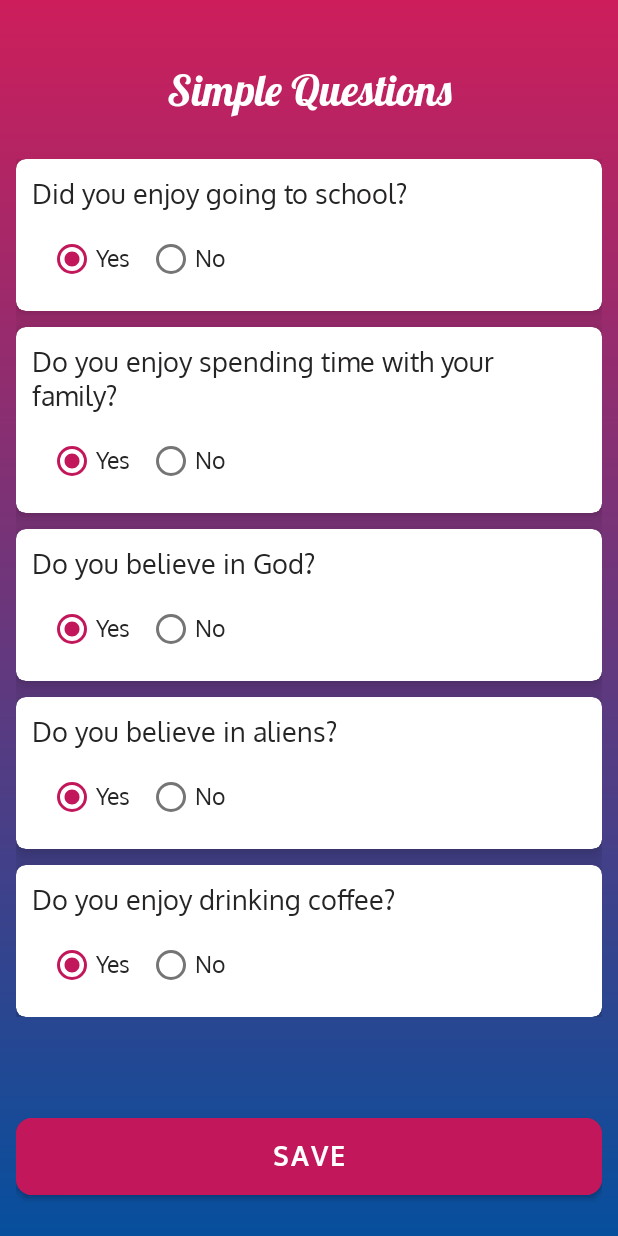
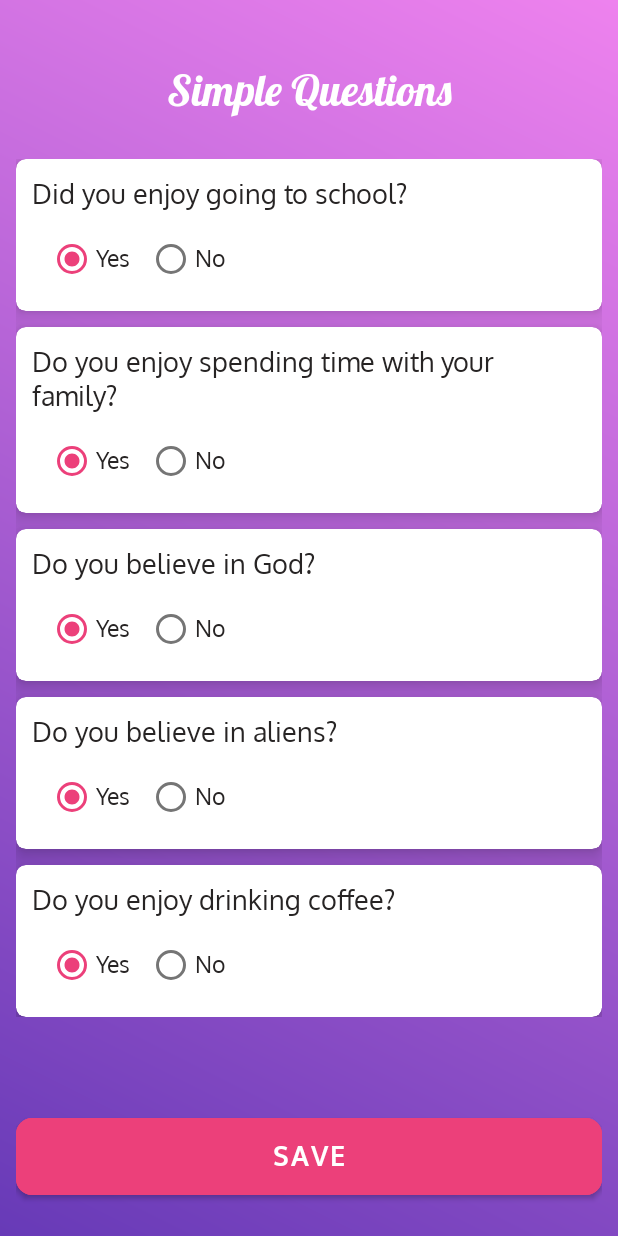
Before and after one commit to Arunabha123/simple_questions, an Android app: the screen it shows after launch (MainActivity), on a phone screen of 412 x 824 dp. Run offline under Robolectric (Android 15) with nearby library versions, the phone set to English and light mode, and no system bars; our stand-ins replace Room's generated code, data binding, sdp/ssp sizes.

Commit message:
gradient updated.

```diff
--- a/app/src/main/res/drawable/bg.xml
+++ b/app/src/main/res/drawable/bg.xml
@@ -1,8 +1,14 @@
 <?xml version="1.0" encoding="utf-8"?>
-<shape xmlns:android="http://schemas.android.com/apk/res/android">
-    <gradient android:startColor="#CD1E5B"
-        android:endColor="#064F9D"
-        android:angle="270"
-        android:type="linear"/>
+
+<shape
+    xmlns:android="http://schemas.android.com/apk/res/android"
+    android:shape="rectangle">
+
+    <gradient
+        android:type="linear"
+        android:startColor="#673AB7"
+        android:endColor="#EE82EE"
+        android:angle="45"
+        />
 
 </shape>
--- a/app/src/main/res/layout/activity_main.xml
+++ b/app/src/main/res/layout/activity_main.xml
@@ -346,7 +346,7 @@
             android:layout_centerHorizontal="true"
             android:layout_marginTop="@dimen/margin_large"
             android:layout_marginBottom="@dimen/margin_med"
-            android:backgroundTint="@color/colorCrimson"
+            android:backgroundTint="@color/colorAccent"
             android:fontFamily="@font/oxygen_bold"
             android:onClick="@{clickHandler::onSaveClicked}"
             android:padding="@dimen/_10sdp"
--- a/app/src/main/res/values-night/themes.xml
+++ b/app/src/main/res/values-night/themes.xml
@@ -2,11 +2,11 @@
     <!-- Base application theme. -->
     <style name="Theme.SimpleQuestions" parent="Theme.MaterialComponents.DayNight.NoActionBar">
         <!-- Primary brand color. -->
-        <item name="colorPrimary">@color/colorCrimson</item>
+        <item name="colorPrimary">@color/colorAccent</item>
         <item name="colorPrimaryVariant">@color/teal_700</item>
         <item name="colorOnPrimary">@color/white</item>
         <!-- Secondary brand color. -->
-        <item name="colorSecondary">@color/colorCrimson</item>
+        <item name="colorSecondary">@color/colorAccent</item>
         <item name="colorSecondaryVariant">@color/teal_700</item>
         <item name="colorOnSecondary">@color/black</item>
         <!-- Status bar color. -->
--- a/app/src/main/res/values/colors.xml
+++ b/app/src/main/res/values/colors.xml
@@ -9,5 +9,5 @@
     <color name="white">#FFFFFFFF</color>
     <color name="colorText">#272424</color>
 
-    <color name="colorCrimson">#C2185B</color>
+    <color name="colorAccent">#EC407A</color>
 </resources>
--- a/app/src/main/res/values/themes.xml
+++ b/app/src/main/res/values/themes.xml
@@ -2,11 +2,11 @@
     <!-- Base application theme. -->
     <style name="Theme.SimpleQuestions" parent="Theme.MaterialComponents.DayNight.NoActionBar">
         <!-- Primary brand color. -->
-        <item name="colorPrimary">@color/colorCrimson</item>
+        <item name="colorPrimary">@color/colorAccent</item>
         <item name="colorPrimaryVariant">@color/teal_700</item>
         <item name="colorOnPrimary">@color/white</item>
         <!-- Secondary brand color. -->
-        <item name="colorSecondary">@color/colorCrimson</item>
+        <item name="colorSecondary">@color/colorAccent</item>
         <item name="colorSecondaryVariant">@color/teal_700</item>
         <item name="colorOnSecondary">@color/black</item>
         <!-- Status bar color. -->
```
